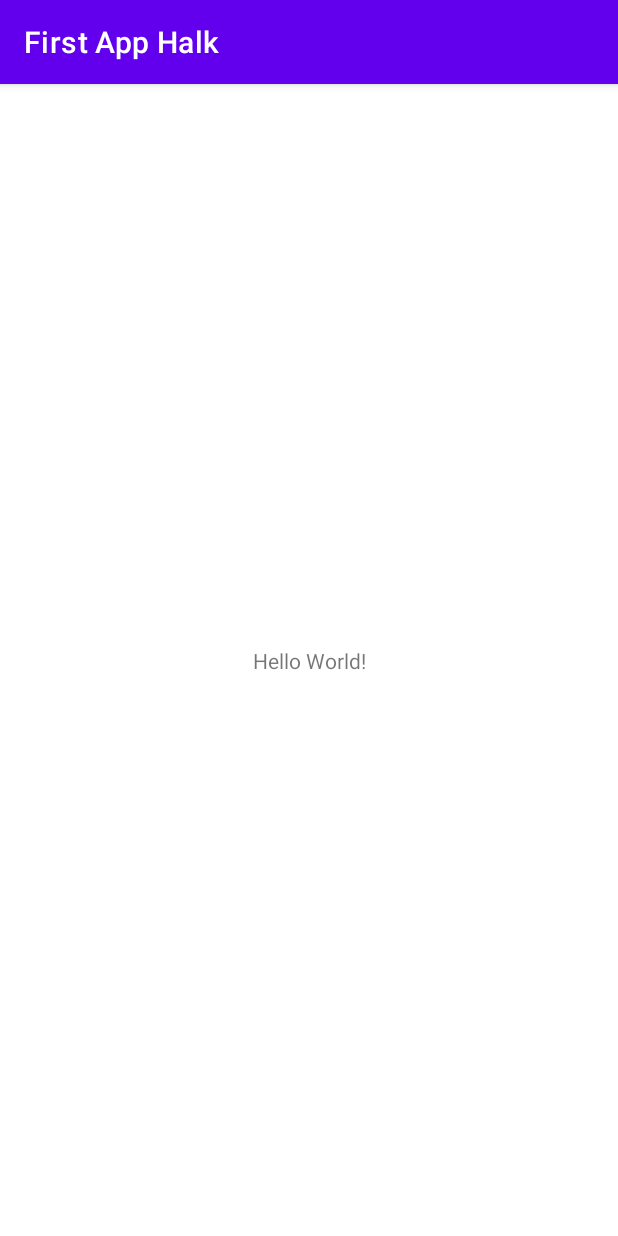
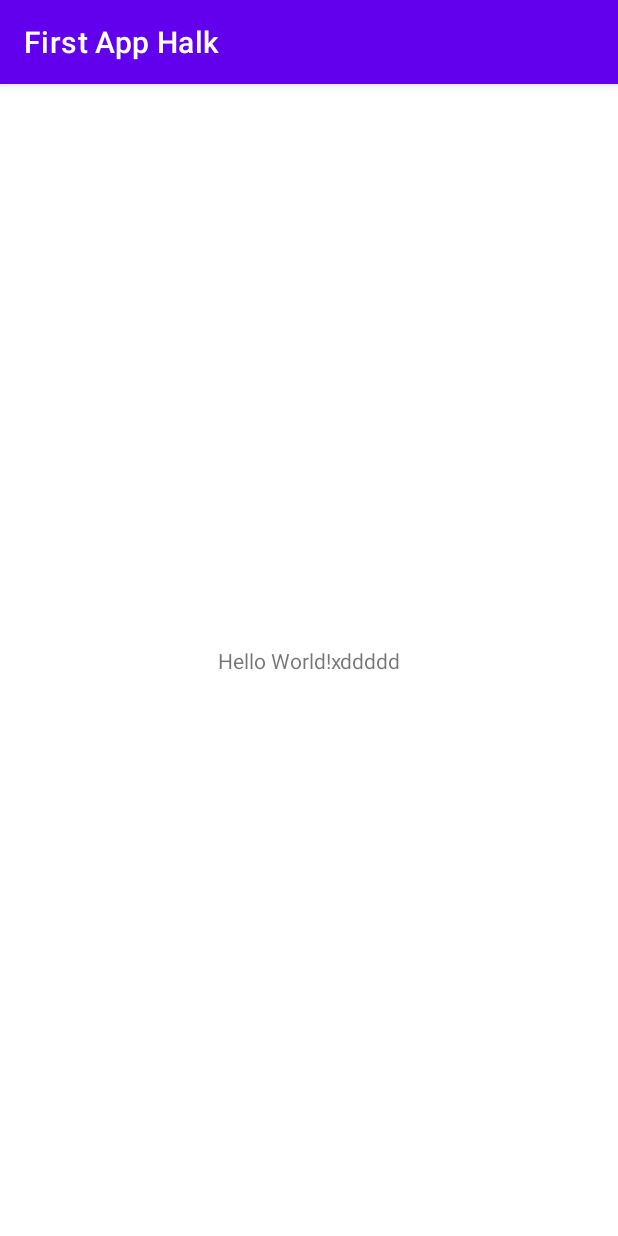
Before and after one commit to tznnn/First-App-Halk, an Android app: the screen it shows after launch (MainActivity), on a phone screen of 412 x 824 dp. Run offline under Robolectric (Android 15) with nearby library versions, the phone set to English and light mode, and no system bars.

Commit message:
first commit

```diff
--- a/app/src/main/res/layout/activity_main.xml
+++ b/app/src/main/res/layout/activity_main.xml
@@ -9,7 +9,7 @@
     <TextView
         android:layout_width="wrap_content"
         android:layout_height="wrap_content"
-        android:text="Hello World!"
+        android:text="Hello World!xddddd"
         app:layout_constraintBottom_toBottomOf="parent"
         app:layout_constraintLeft_toLeftOf="parent"
         app:layout_constraintRight_toRightOf="parent"
```
